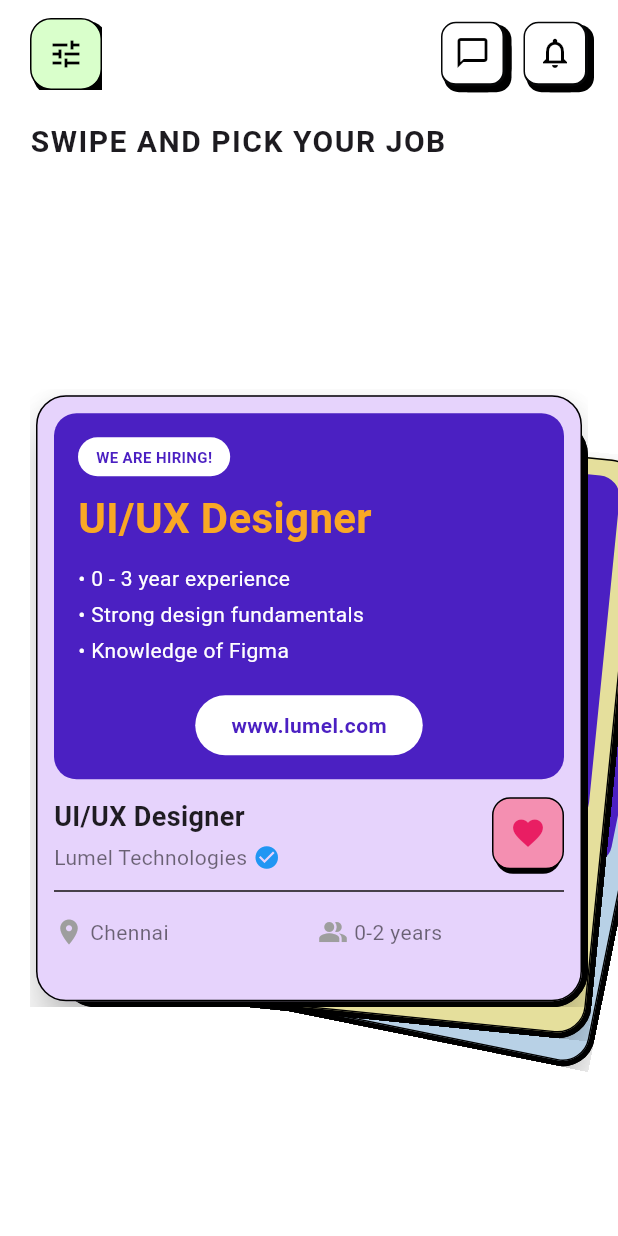
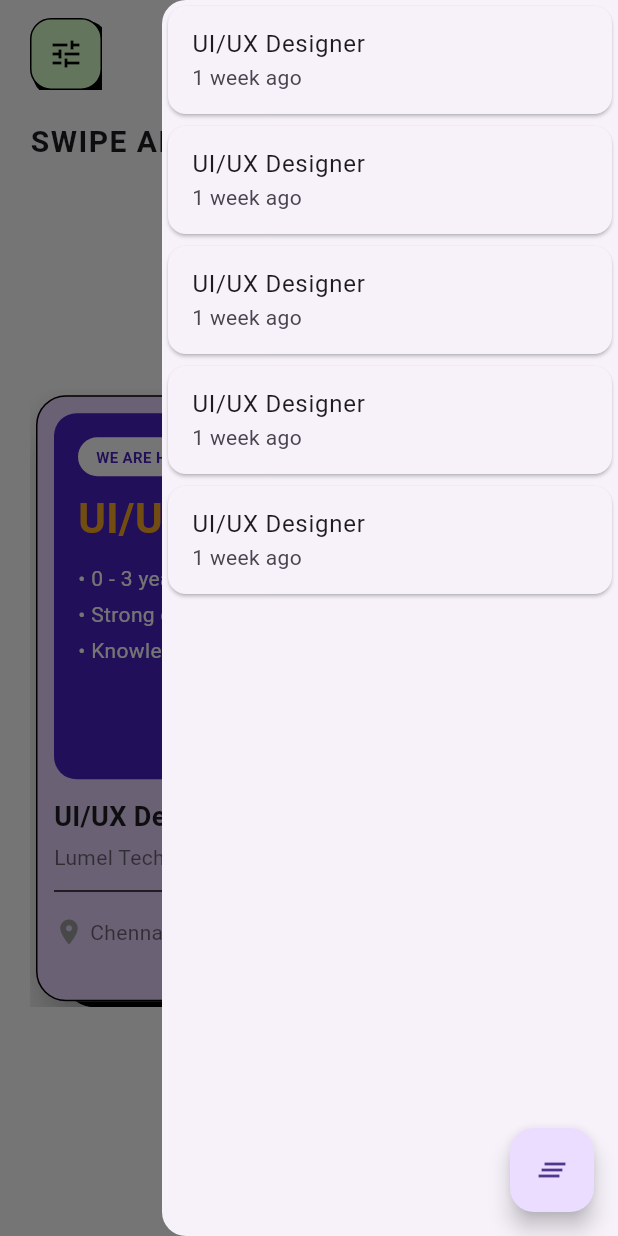
Before and after one commit to Roshan-Mayengbam/internappflutter, a Flutter app: the HomePage screen opened by its route, with the side drawer open (before the commit the screen has no drawer), on a phone screen of 412 x 824 dp. Run offline on Flutter 3.47's test engine with Material 3 defaults, Android fonts, the phone set to English and light mode, and no system bars; our stand-ins replace cached_network_image, file_picker, firebase_auth, firebase_core, flutter_svg, google_fonts and 1 more; accounts and stored records are empty; project files that could hold a hidden picture were left out.

Commit message:
add notification

```diff
--- a/lib/home/home_page.dart
+++ b/lib/home/home_page.dart
@@ -8,7 +8,7 @@
   State<HomePage> createState() => HomePageState();
 }
 
-class HomePageState extends State<HomePage> {
+class HomePageState extends State<HomePage> with TickerProviderStateMixin {
   final List<Map<String, dynamic>> jobs = [
     {
       'jobTitle': 'UI/UX Designer',
@@ -43,6 +43,27 @@
     },
   ];
 
+  // Notification data
+  Map notifications = {
+    'msg': [
+      'UI/UX Designer',
+      'UI/UX Designer',
+      'UI/UX Designer',
+      'UI/UX Designer',
+      'UI/UX Designer',
+    ],
+    'week': [
+      '1 week ago',
+      '1 week ago',
+      '1 week ago',
+      '1 week ago',
+      '1 week ago',
+    ],
+  };
+
+  late List<AnimationController> _controllers;
+  late List<Animation<Offset>> _animations;
+
   // Which card is currently on top
   int _topIndex = 0;
 
@@ -51,6 +72,66 @@
   DismissDirection? _dragDirection;
 
   int _idx(int offset) => (_topIndex + offset) % jobs.length;
+
+  @override
+  void initState() {
+    super.initState();
+    _initAnimations();
+  }
+
+  void _initAnimations() {
+    _controllers = List.generate(
+      notifications['msg'].length,
+      (index) => AnimationController(
+        vsync: this,
+        duration: const Duration(milliseconds: 400),
+      ),
+    );
+    _animations = List.generate(
+      notifications['msg'].length,
+      (index) => Tween<Offset>(begin: Offset.zero, end: Offset(1.5, 0)).animate(
+        CurvedAnimation(parent: _controllers[index], curve: Curves.easeInOut),
+      ),
+    );
+  }
+
+  void _slideAndRemove(int index) async {
+    await _controllers[index].forward();
+    setState(() {
+      notifications['msg'].removeAt(index);
+      notifications['week'].removeAt(index);
+      _controllers.removeAt(index);
+      _animations.removeAt(index);
+    });
+  }
+
+  void _slideAllAndRemove() async {
+    for (int i = 0; i < _controllers.length; i++) {
+      await Future.delayed(Duration(milliseconds: 100));
+      _controllers[i].forward();
+    }
+    await Future.delayed(Duration(milliseconds: 400));
+    setState(() {
+      notifications['msg'].clear();
+      notifications['week'].clear();
+      _controllers.clear();
+      _animations.clear();
+    });
+  }
+
+  @override
+  void didUpdateWidget(covariant HomePage oldWidget) {
+    super.didUpdateWidget(oldWidget);
+    _initAnimations();
+  }
+
+  @override
+  void dispose() {
+    for (var c in _controllers) {
+      c.dispose();
+    }
+    super.dispose();
+  }
 
   @override
   Widget build(BuildContext context) {
@@ -76,6 +157,45 @@
 
     return Scaffold(
       backgroundColor: Colors.white,
+      endDrawer: Drawer(
+        child: Stack(
+          children: [
+            Padding(
+              padding: const EdgeInsets.only(bottom: 72.0),
+              child: ListView.builder(
+                itemCount: notifications['msg'].length,
+                itemBuilder: (context, index) {
+                  return SlideTransition(
+                    position: _animations[index],
+                    child: Dismissible(
+                      key: Key(notifications['msg'][index] + index.toString()),
+                      direction: DismissDirection.startToEnd,
+                      onDismissed: (direction) {
+                        //_slideAndRemove(index);
+                      },
+                      movementDuration: const Duration(milliseconds: 400),
+                      child: Card(
+                        child: ListTile(
+                          title: Text(notifications['msg'][index]),
+                          subtitle: Text(notifications['week'][index]),
+                        ),
+                      ),
+                    ),
+                  );
+                },
+              ),
+            ),
+            Positioned(
+              bottom: 16,
+              right: 16,
+              child: FloatingActionButton(
+                onPressed: _slideAllAndRemove,
+                child: Icon(Icons.clear_all),
+              ),
+            ),
+          ],
+        ),
+      ),
       body: SafeArea(
         child: Column(
           children: [
@@ -189,7 +309,10 @@
                         ),
                       ),
                       const SizedBox(width: 12),
-                      Container(
+                      Builder(
+                        builder: (context) => InkWell(
+                          onTap: () => Scaffold.of(context).openEndDrawer(),
+                          child: Container(
                             decoration: BoxDecoration(
                               boxShadow: [
                                 // Bottom shadow
@@ -239,6 +362,8 @@
                             child: const Icon(
                               Icons.notifications_none,
                               color: Colors.black,
+                            ),
+                          ),
                         ),
                       ),
                     ],
@@ -377,27 +502,3 @@
     );
   }
 }
-
-// class _JobItem extends StatelessWidget {
-//   final Map<String, dynamic> job;
-//   final int fixedIndex; // to pass an initialColorIndex reliably
-
-//   const _JobItem({Key? key, required this.job, required this.fixedIndex})
-//     : super(key: key);
-
-//   @override
-//   Widget build(BuildContext context) {
-//     return SizedBox(
-//       height: 880, // set card height here
-//       child: JobCard(
-//         jobTitle: job['jobTitle'] ?? '',
-//         companyName: job['companyName'] ?? '',
-//         location: job['location'] ?? '',
-//         experienceLevel: job['experienceLevel'] ?? '',
-//         requirements: List<String>.from(job['requirements'] ?? []),
-//         websiteUrl: job['websiteUrl'] ?? '',
-//         initialColorIndex: job['initialColorIndex'] ?? fixedIndex,
-//       ),
-//     );
-//   }
-// }
--- a/lib/home/notification.dart
+++ b/lib/home/notification.dart
@@ -104,7 +104,7 @@
                   color: Colors.blue,
                 ),
                 child: Image.asset(
-                  'assets/notificationbutton.png',
+                  'assets/images/notificationbutton.png',
                   fit: BoxFit.fill,
                 ),
               ),
--- a/lib/main.dart
+++ b/lib/main.dart
@@ -4,11 +4,13 @@
 import 'package:firebase_core/firebase_core.dart';
 import 'package:flutter/material.dart';
 import 'package:internappflutter/auth/collegedetails.dart';
+import 'package:internappflutter/auth/courserange.dart';
 import 'package:internappflutter/auth/signup.dart';
 import 'package:internappflutter/bottomnavbar.dart';
 import 'package:internappflutter/firebase_options.dart';
 import 'package:internappflutter/home/cardDetails.dart';
 import 'package:internappflutter/home/home_page.dart';
+import 'package:internappflutter/home/notification.dart';
 import 'package:internappflutter/profile/profile.dart';
 import 'package:internappflutter/profile/profile2.dart';
 
@@ -28,10 +30,12 @@
         primarySwatch: Colors.blue,
         visualDensity: VisualDensity.adaptivePlatformDensity,
       ),
-      initialRoute: '/',
+      initialRoute: '/CourseRangePage',
       routes: {
         '/': (context) => const BottomnavbarAlternative(),
         '/signup': (context) => const HomePage(),
+        '/notification': (context) => const NotificationScreen(),
+        '/CourseRangePage': (context) => const CourseRangePage(),
       },
     );
   }
--- a/pubspec.yaml
+++ b/pubspec.yaml
@@ -89,6 +89,7 @@
     - assets/placeholder.png
     - assets/addItem.png
     - assets/Button.png
+    - assets/images/notificationbutton.png
 
   # An image asset can refer to one or more resolution-specific "variants", see
   # https://flutter.dev/to/resolution-aware-images
```
Lines whose indentation alone changed are shown as unchanged.
